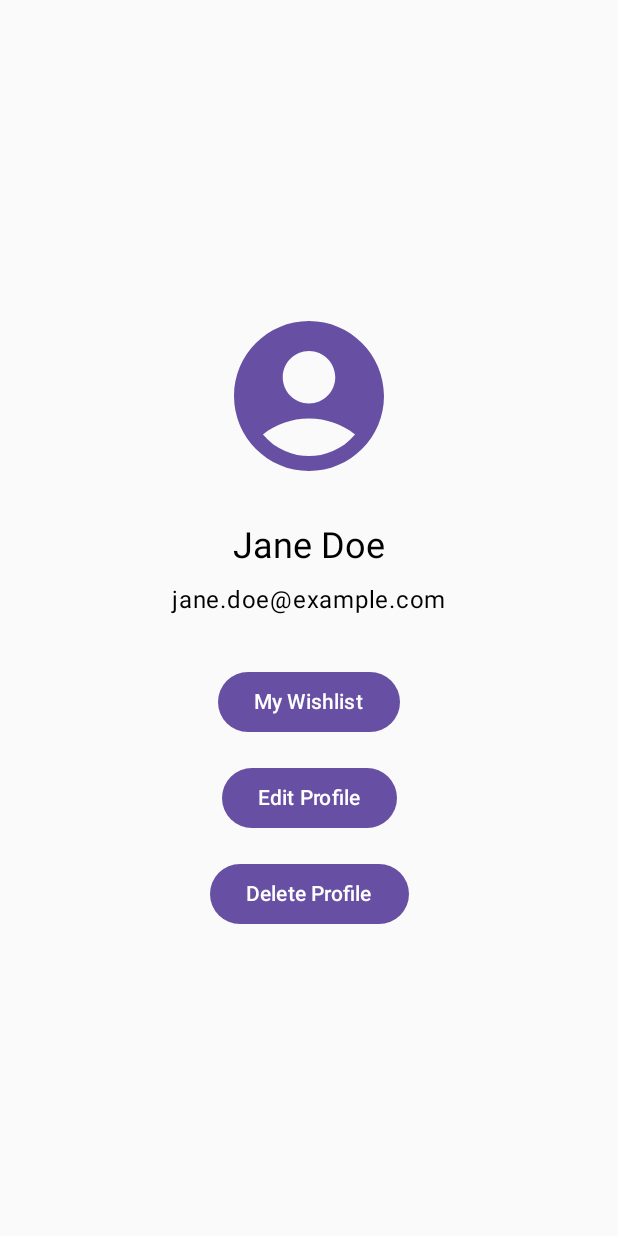
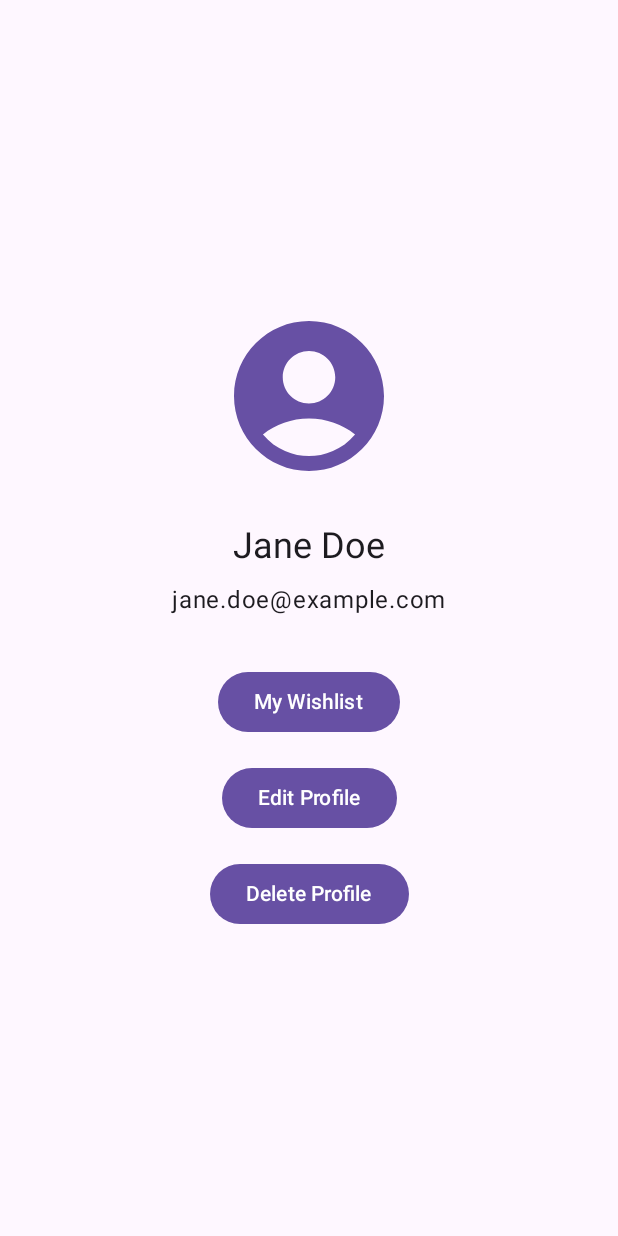
Before and after one commit to SyntaxIDK/Techbuy-Kotlin, an Android app built with Jetpack Compose: the ProfileScreen screen opened through its navigation route, on a phone screen of 412 x 824 dp. Run offline under Robolectric (Android 15) with nearby library versions, the phone set to English and light mode, and no system bars.

Commit message:
Fix: Ensure User Profile screen adapts to dark mode

```diff
--- a/app/src/main/java/com/example/techbuy/ui/screens/ProfileScreen.kt
+++ b/app/src/main/java/com/example/techbuy/ui/screens/ProfileScreen.kt
@@ -1,5 +1,6 @@
 package com.example.techbuy.ui.screens
 
+import androidx.compose.foundation.background
 import androidx.compose.foundation.layout.Arrangement
 import androidx.compose.foundation.layout.Column
 import androidx.compose.foundation.layout.Spacer
@@ -30,6 +31,7 @@ fun ProfileScreen(navController: NavHostController) {
     Column(
         modifier = Modifier
             .fillMaxSize()
+            .background(MaterialTheme.colorScheme.background) // Apply background color
             .padding(16.dp),
         horizontalAlignment = Alignment.CenterHorizontally,
         verticalArrangement = Arrangement.Center // Center content vertically for now
@@ -45,14 +47,16 @@ fun ProfileScreen(navController: NavHostController) {
 
         Text(
             text = user.name, // User.name field for username
-            style = MaterialTheme.typography.headlineSmall
+            style = MaterialTheme.typography.headlineSmall,
+            color = MaterialTheme.colorScheme.onBackground // Explicitly set text color
         )
 
         Spacer(modifier = Modifier.height(8.dp))
 
         Text(
             text = user.email,
-            style = MaterialTheme.typography.bodyLarge
+            style = MaterialTheme.typography.bodyLarge,
+            color = MaterialTheme.colorScheme.onBackground // Explicitly set text color
         )
 
         Spacer(modifier = Modifier.height(32.dp))
@@ -106,11 +110,13 @@ fun ProfileMenuItem(
         Text(
             text = text,
             style = MaterialTheme.typography.bodyLarge,
+            color = MaterialTheme.colorScheme.onBackground, // Explicitly set text color for menu item
             modifier = Modifier.weight(1f)
         )
         Icon(
             imageVector = Icons.Filled.KeyboardArrowRight,
-            contentDescription = "Go to $text"
+            contentDescription = "Go to $text",
+            tint = MaterialTheme.colorScheme.onBackground // Explicitly set icon tint for menu item
         )
     }
 }
```
